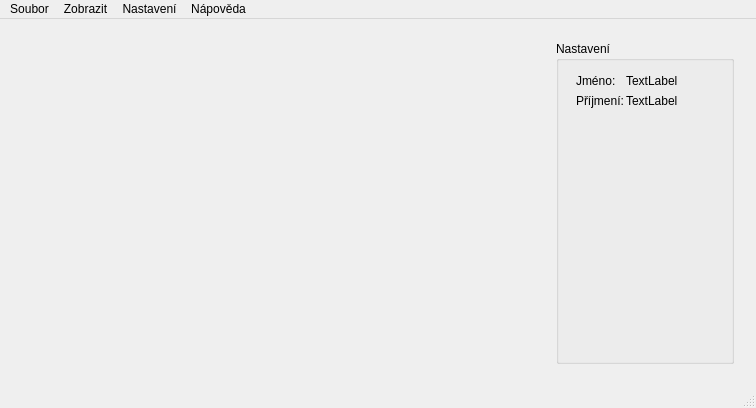
Above: src/desktop/JauvajsDesktop/gui/mainwindow.ui from vairad/zcu-zswi before the change. Below: the same form after it.
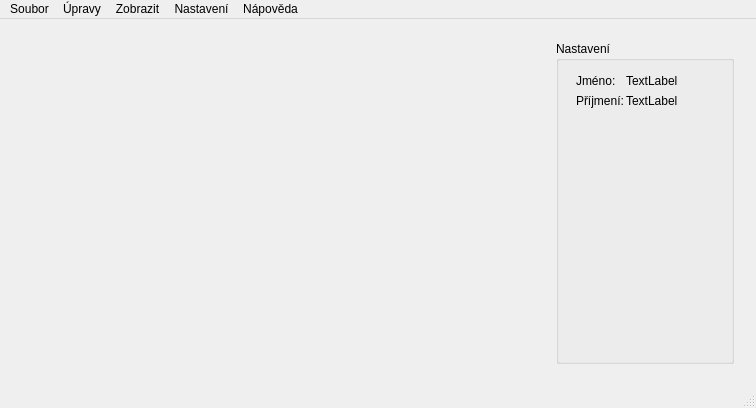
That is the form after the change.

The edit to the form file:
```diff
--- a/src/desktop/JauvajsDesktop/gui/mainwindow.ui
+++ b/src/desktop/JauvajsDesktop/gui/mainwindow.ui
@@ -190,7 +190,14 @@
     <addaction name="actionU_ivatelsk_nastaven"/>
     <addaction name="actionZm_na_u_ivatele"/>
    </widget>
+   <widget class="QMenu" name="menu_pravy">
+    <property name="title">
+     <string>Úpravy</string>
+    </property>
+    <addaction name="actionVy_istit_v_e"/>
+   </widget>
    <addaction name="menuSoubor"/>
+   <addaction name="menu_pravy"/>
    <addaction name="menuZobrazit"/>
    <addaction name="menuNastaven"/>
    <addaction name="menuN_pov_da"/>
```
Left out of the diff: 5 changed lines with no effect on the pictures.
